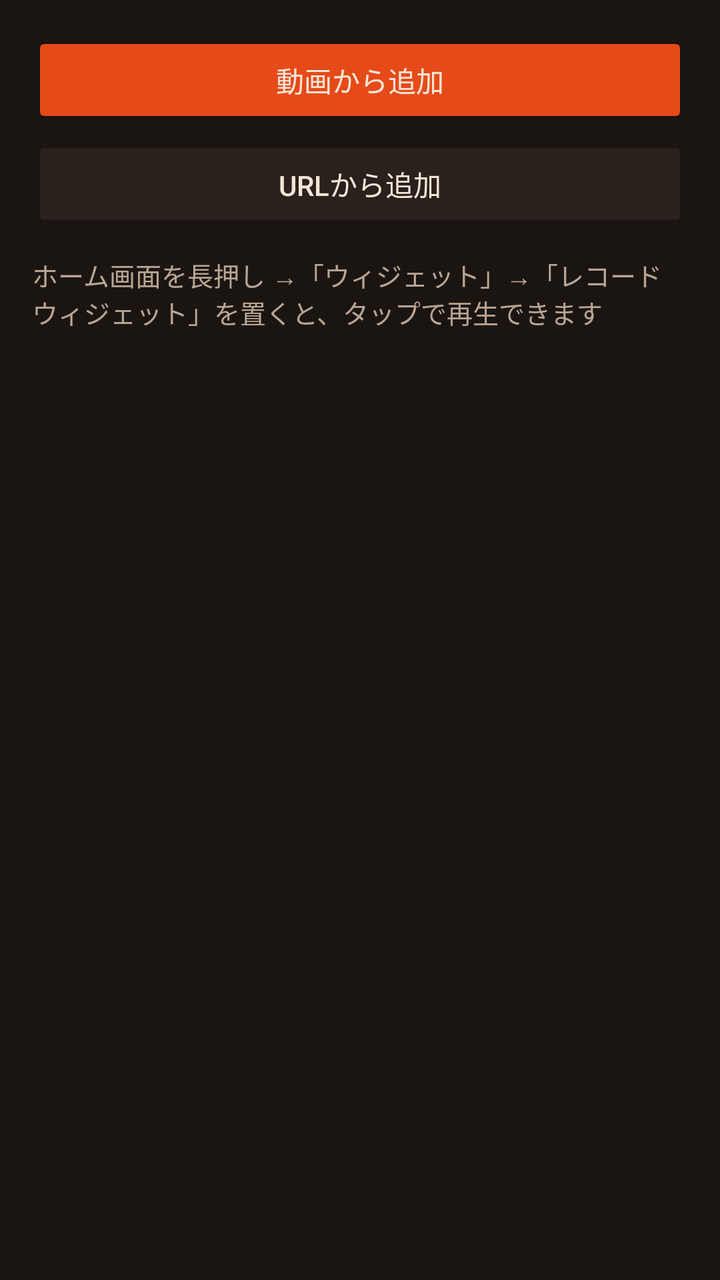
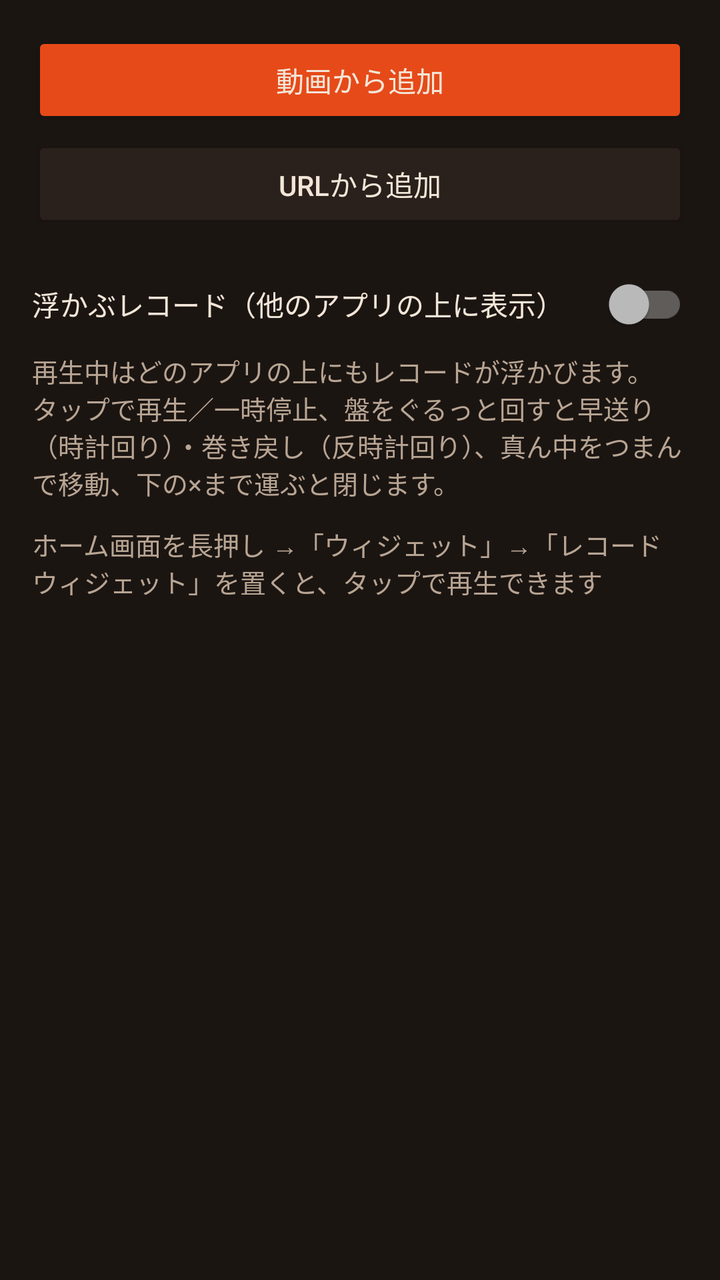

Two renders of the same Android screen: before a commit and after it. Below are the layout's source before the change and the commit's diff.
<!-- AndroidManifest.xml: application theme Theme.RecordWidget -->
<!-- res/layout/activity_main.xml -->
<?xml version="1.0" encoding="utf-8"?>
<LinearLayout xmlns:android="http://schemas.android.com/apk/res/android"
    android:layout_width="match_parent"
    android:layout_height="match_parent"
    android:orientation="vertical"
    android:fitsSystemWindows="true"
    android:padding="16dp">

    <Button
        android:id="@+id/addButton"
        android:layout_width="match_parent"
        android:layout_height="wrap_content"
        android:backgroundTint="@color/shop_accent"
        android:text="@string/add_from_video"
        android:textColor="@color/shop_text" />

    <Button
        android:id="@+id/addUrlButton"
        android:layout_width="match_parent"
        android:layout_height="wrap_content"
        android:layout_marginTop="4dp"
        android:backgroundTint="@color/shop_surface"
        android:text="@string/add_from_url"
        android:textColor="@color/shop_text" />

    <TextView
        android:id="@+id/progressText"
        android:layout_width="match_parent"
        android:layout_height="wrap_content"
        android:layout_marginTop="8dp"
        android:text="@string/extracting"
        android:textColor="@color/shop_accent"
        android:visibility="gone" />

    <TextView
        android:layout_width="match_parent"
        android:layout_height="wrap_content"
        android:layout_marginTop="12dp"
        android:layout_marginBottom="8dp"
        android:text="@string/hint_widget"
        android:textColor="@color/shop_text_sub"
        android:textSize="13sp" />

    <FrameLayout
        android:layout_width="match_parent"
        android:layout_height="0dp"
        android:layout_weight="1">

        <androidx.recyclerview.widget.RecyclerView
            android:id="@+id/trackList"
            android:layout_width="match_parent"
            android:layout_height="match_parent" />

        <TextView
            android:id="@+id/emptyText"
            android:layout_width="wrap_content"
            android:layout_height="wrap_content"
            android:layout_gravity="center"
            android:gravity="center"
            android:text="@string/empty_list"
            android:textColor="@color/shop_text_sub"
            android:visibility="gone" />
    </FrameLayout>
</LinearLayout>
<!-- resources referenced by this layout -->
<resources>
  <color name="shop_accent">#FFE64A19</color>
  <color name="shop_surface">#FF2A211C</color>
  <color name="shop_text">#FFF3E6D8</color>
  <color name="shop_text_sub">#FFB8A593</color>
  <string name="add_from_url">URLから追加</string>
  <string name="add_from_video">動画から追加</string>
  <string name="empty_list">まだ音声がありません。動画を追加してください</string>
  <string name="extracting">取り出し中…</string>
  <string name="hint_widget">ホーム画面を長押し →「ウィジェット」→「レコードウィジェット」を置くと、タップで再生できます</string>
  <style name="Theme.RecordWidget" parent="Theme.AppCompat">
          <item name="colorPrimary">@color/shop_surface</item>
          <item name="colorPrimaryDark">@color/shop_bg</item>
          <item name="colorAccent">@color/shop_accent</item>
          <item name="android:windowBackground">@color/shop_bg</item>
          <item name="android:textColorPrimary">@color/shop_text</item>
          <item name="android:textColorSecondary">@color/shop_text_sub</item>
      </style>
  <color name="shop_bg">#FF1B1512</color>
</resources>

<!-- the commit's change to res/layout/activity_main.xml (unified diff, before → after) -->
@@ -32,6 +32,23 @@
         android:textColor="@color/shop_accent"
         android:visibility="gone" />
 
+    <androidx.appcompat.widget.SwitchCompat
+        android:id="@+id/floatingSwitch"
+        android:layout_width="match_parent"
+        android:layout_height="wrap_content"
+        android:layout_marginTop="12dp"
+        android:minHeight="48dp"
+        android:text="@string/floating_switch"
+        android:textColor="@color/shop_text" />
+
+    <TextView
+        android:id="@+id/floatingHint"
+        android:layout_width="match_parent"
+        android:layout_height="wrap_content"
+        android:text="@string/floating_hint"
+        android:textColor="@color/shop_text_sub"
+        android:textSize="13sp" />
+
     <TextView
         android:layout_width="match_parent"
         android:layout_height="wrap_content"
<!-- resource entries referenced after the edit -->
@@ -8,6 +8,8 @@
   <string name="add_from_video">動画から追加</string>
   <string name="empty_list">まだ音声がありません。動画を追加してください</string>
   <string name="extracting">取り出し中…</string>
+  <string name="floating_hint">再生中はどのアプリの上にもレコードが浮かびます。タップで再生／一時停止、盤をぐるっと回すと早送り（時計回り）・巻き戻し（反時計回り）、真ん中をつまんで移動、下の×まで運ぶと閉じます。</string>
+  <string name="floating_switch">浮かぶレコード（他のアプリの上に表示）</string>
   <string name="hint_widget">ホーム画面を長押し →「ウィジェット」→「レコードウィジェット」を置くと、タップで再生できます</string>
   <style name="Theme.RecordWidget" parent="Theme.AppCompat">
           <item name="colorPrimary">@color/shop_surface</item>
